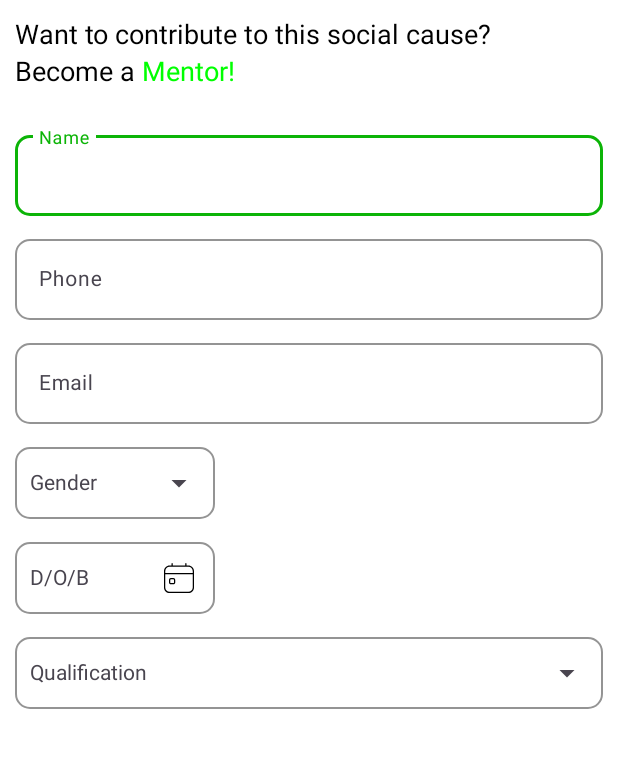
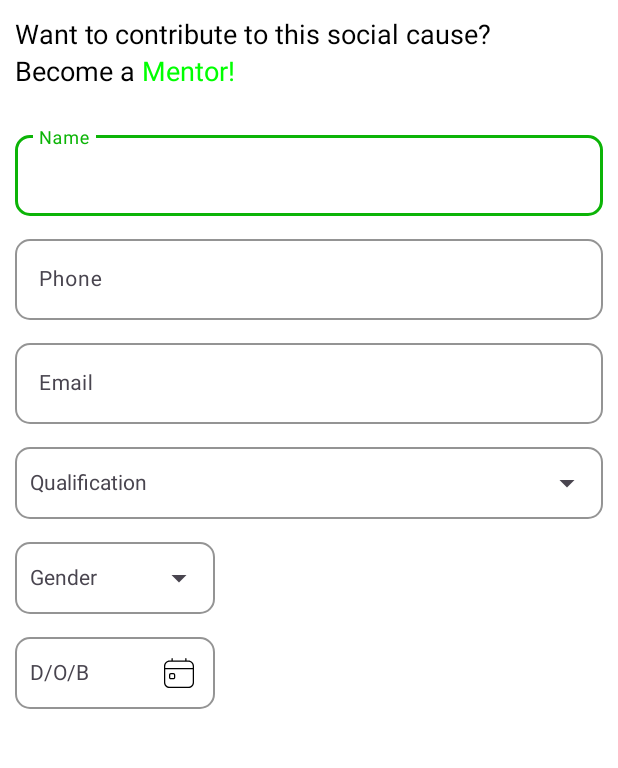
Before and after one commit to keshriAyushh/SIH-Android, an Android app: the StudentSignUpActivity screen opened directly, with no data from a screen before it, on a phone screen of 412 x 824 dp, the part 207-975 px from its top. Run offline under Robolectric (Android 15) with nearby library versions, the light colour scheme and no system bars.

Commit message:
sign up screen changes

```diff
--- a/app/src/main/res/layout/activity_student_sign_up.xml
+++ b/app/src/main/res/layout/activity_student_sign_up.xml
@@ -146,33 +146,66 @@
     </com.google.android.material.textfield.TextInputLayout>
 
     <com.google.android.material.textfield.TextInputLayout
+        android:id="@+id/etQualificationLayout"
+        style="@style/ThemeOverlay.Material3.AutoCompleteTextView.OutlinedBox"
+        android:layout_width="match_parent"
+        android:layout_height="wrap_content"
+        app:boxBackgroundColor="@color/white"
+        app:boxCornerRadiusBottomEnd="10dp"
+        app:boxCornerRadiusBottomStart="10dp"
+        app:boxCornerRadiusTopEnd="10dp"
+        app:boxCornerRadiusTopStart="10dp"
+        app:boxStrokeColor="@color/green"
+        app:endIconMode="dropdown_menu"
+        app:hintEnabled="true"
+        app:hintTextColor="@color/green"
+        android:layout_marginTop="10dp"
+        app:layout_constraintStart_toStartOf="parent"
+        app:layout_constraintTop_toBottomOf="@id/etEmailLayout"
+        tools:layout_editor_absoluteY="574dp">
+
+        <AutoCompleteTextView
+            android:id="@+id/etQualification"
+            android:layout_width="match_parent"
+            android:layout_height="match_parent"
+            android:hint="Qualification"
+            android:inputType="none"
+            android:padding="10dp"
+            android:textColor="@color/black"
+            android:textSize="14sp"
+            app:simpleItems="@array/qualifications" />
+
+    </com.google.android.material.textfield.TextInputLayout>
+
+    <com.google.android.material.textfield.TextInputLayout
         android:id="@+id/etGenderLayout"
+        style="@style/ThemeOverlay.Material3.AutoCompleteTextView.OutlinedBox"
         android:layout_width="wrap_content"
         android:layout_height="wrap_content"
+        app:boxBackgroundColor="@color/white"
+        app:boxCornerRadiusBottomEnd="10dp"
+        app:boxCornerRadiusBottomStart="10dp"
+        app:boxCornerRadiusTopEnd="10dp"
+        app:boxCornerRadiusTopStart="10dp"
+        app:boxStrokeColor="@color/green"
+        app:endIconMode="dropdown_menu"
         app:hintEnabled="true"
-        style="@style/ThemeOverlay.Material3.AutoCompleteTextView.OutlinedBox"
-        app:endIconMode="dropdown_menu"
-        app:boxBackgroundColor="@color/white"
         app:hintTextColor="@color/green"
-        app:boxStrokeColor="@color/green"
-        app:boxCornerRadiusTopStart="10dp"
-        app:boxCornerRadiusTopEnd="10dp"
-        app:boxCornerRadiusBottomStart="10dp"
-        app:boxCornerRadiusBottomEnd="10dp"
-        app:layout_constraintTop_toBottomOf="@id/etEmailLayout"
+        android:layout_marginTop="10dp"
+        app:layout_constraintTop_toBottomOf="@id/etQualificationLayout"
         app:layout_constraintStart_toStartOf="parent"
-        android:layout_marginTop="10dp">
+        tools:layout_editor_absoluteY="428dp">
 
         <AutoCompleteTextView
-            android:padding="10dp"
             android:id="@+id/etGender"
             android:layout_width="match_parent"
             android:layout_height="match_parent"
-            android:textColor="@color/black"
             android:hint="Gender"
             android:inputType="none"
-            app:simpleItems="@array/genders"
-            android:textSize="14sp"/>
+            android:padding="10dp"
+            android:textColor="@color/black"
+            android:textSize="14sp"
+            app:simpleItems="@array/genders" />
     </com.google.android.material.textfield.TextInputLayout>
 
     <com.google.android.material.textfield.TextInputLayout
@@ -180,7 +213,6 @@
         style="@style/ThemeOverlay.Material3.AutoCompleteTextView.OutlinedBox"
         android:layout_width="0dp"
         android:layout_height="wrap_content"
-        android:layout_marginTop="10dp"
         android:hint="D/O/B"
         app:boxBackgroundColor="@color/white"
         app:boxCornerRadiusBottomEnd="10dp"
@@ -195,7 +227,9 @@
         app:hintTextColor="@color/green"
         app:layout_constraintEnd_toEndOf="@+id/etGenderLayout"
         app:layout_constraintStart_toStartOf="parent"
-        app:layout_constraintTop_toBottomOf="@id/etGenderLayout">
+        app:layout_constraintTop_toBottomOf="@id/etGenderLayout"
+        android:layout_marginTop="10dp"
+        tools:layout_editor_absoluteY="501dp">
 
         <AutoCompleteTextView
             android:id="@+id/etDOB"
@@ -207,34 +241,5 @@
             android:textSize="14sp" />
     </com.google.android.material.textfield.TextInputLayout>
 
-    <com.google.android.material.textfield.TextInputLayout
-        android:id="@+id/etQualificationLayout"
-        android:layout_width="match_parent"
-        android:layout_height="wrap_content"
-        app:hintEnabled="true"
-        style="@style/ThemeOverlay.Material3.AutoCompleteTextView.OutlinedBox"
-        app:endIconMode="dropdown_menu"
-        app:boxBackgroundColor="@color/white"
-        app:hintTextColor="@color/green"
-        app:boxStrokeColor="@color/green"
-        app:boxCornerRadiusTopStart="10dp"
-        app:boxCornerRadiusTopEnd="10dp"
-        app:boxCornerRadiusBottomStart="10dp"
-        app:boxCornerRadiusBottomEnd="10dp"
-        app:layout_constraintTop_toBottomOf="@id/etDOBLayout"
-        app:layout_constraintStart_toStartOf="parent"
-        android:layout_marginTop="10dp">
 
-    <AutoCompleteTextView
-        android:padding="10dp"
-        android:id="@+id/etQualification"
-        android:layout_width="match_parent"
-        android:layout_height="match_parent"
-        android:textColor="@color/black"
-        android:hint="Qualification"
-        android:inputType="none"
-        app:simpleItems="@array/qualifications"
-        android:textSize="14sp"/>
-
-    </com.google.android.material.textfield.TextInputLayout>
 </androidx.constraintlayout.widget.ConstraintLayout>
```
